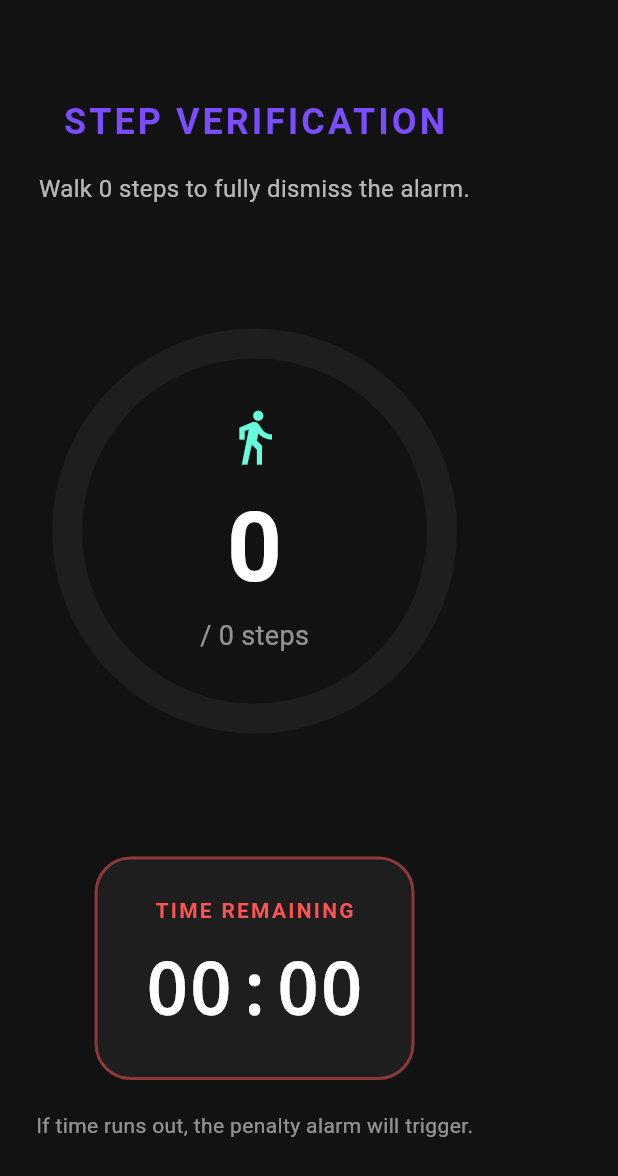
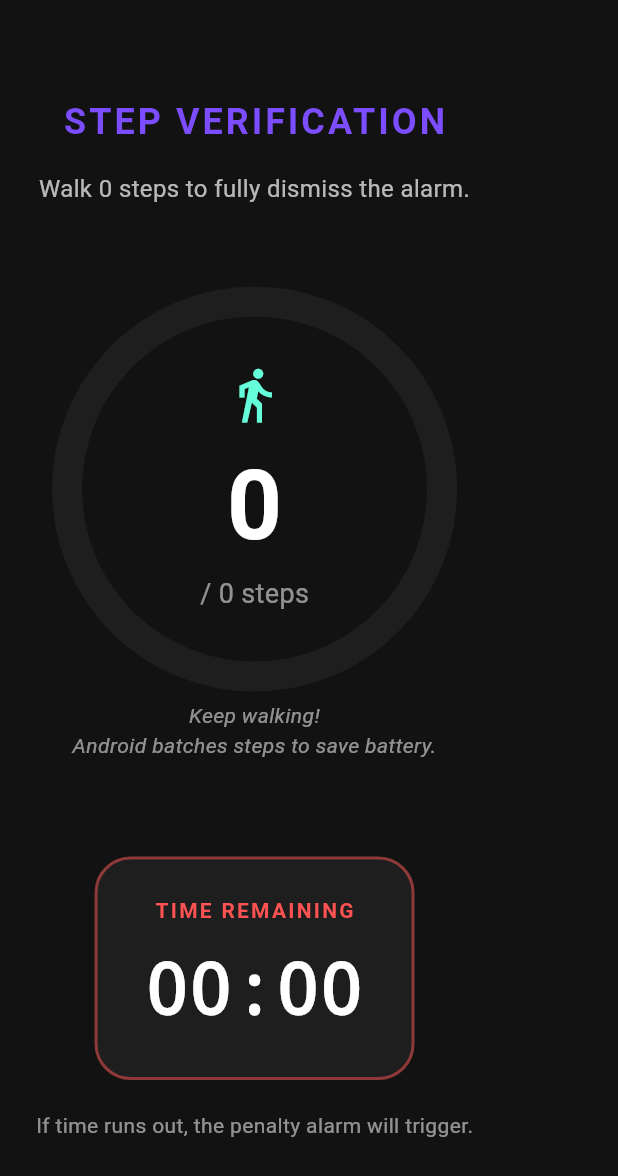
Before and after one commit to manojkumards656/alarm1, a Flutter app: the StepVerificationScreen screen opened directly, on a phone screen of 412 x 824 dp. Shown: the top 1176 px of the screen. Run offline on Flutter 3.47's test engine with Material 3 defaults, Android fonts, the phone set to English and light mode, and no system bars; our stand-ins replace file_picker, pedometer, permission_handler, shared_preferences; missing offline and left inert: alarm; accounts and stored records are empty.

Commit message:
chore: revert to hardware pedometer for maximum battery efficiency

```diff
--- a/lib/providers/active_alarm_provider.dart
+++ b/lib/providers/active_alarm_provider.dart
@@ -1,7 +1,7 @@
 import 'dart:async';
 import 'package:flutter/material.dart';
 import 'package:alarm/alarm.dart';
-import 'package:sensors_plus/sensors_plus.dart';
+import 'package:pedometer/pedometer.dart';
 import 'package:alarm/utils/alarm_set.dart';
 import '../models/step_alarm_settings.dart';
 import 'alarm_provider.dart';
@@ -16,8 +16,7 @@ enum ActiveAlarmState {
 class ActiveAlarmProvider extends ChangeNotifier {
   final AlarmProvider alarmProvider;
   StreamSubscription<AlarmSet>? _ringSubscription;
-  StreamSubscription<UserAccelerometerEvent>? _stepSubscription;
-  DateTime _lastStepTime = DateTime.now();
+  StreamSubscription<StepCount>? _stepSubscription;
 
   ActiveAlarmState _state = ActiveAlarmState.idle;
   ActiveAlarmState get state => _state;
@@ -146,26 +145,22 @@ class ActiveAlarmProvider extends ChangeNotifier {
     _initialSteps = 0;
     _currentSteps = 0;
     _targetSteps = _activeStepAlarm?.requiredSteps ?? 10;
-    _lastStepTime = DateTime.now();
+    bool isFirstEvent = true;
 
-    _stepSubscription = userAccelerometerEventStream().listen(
-      (UserAccelerometerEvent event) {
-        final double magnitudeSq = event.x * event.x + event.y * event.y + event.z * event.z;
+    _stepSubscription = Pedometer.stepCountStream.listen(
+      (StepCount event) {
+        if (isFirstEvent) {
+          _initialSteps = event.steps;
+          _currentSteps = event.steps;
+          isFirstEvent = false;
+        } else {
+          _currentSteps = event.steps;
+        }
 
-        // Typical step/shake registers > 12.0 magnitude (squared = 144)
-        if (magnitudeSq > 144.0) {
-          final now = DateTime.now();
-          // Debounce: prevent multiple triggers per physical step (400ms)
-          if (now.difference(_lastStepTime).inMilliseconds > 400) {
-            _lastStepTime = now;
-            _currentSteps++;
-
-            if (stepsTaken >= _targetSteps) {
-              _handleSuccess();
-            } else {
-              notifyListeners();
-            }
-          }
+        if (stepsTaken >= _targetSteps) {
+          _handleSuccess();
+        } else {
+          notifyListeners();
         }
       },
       onError: (error) {
--- a/lib/screens/step_verification_screen.dart
+++ b/lib/screens/step_verification_screen.dart
@@ -87,7 +87,16 @@ class StepVerificationScreen extends StatelessWidget {
                       ),
                     ],
                   ),
-
+                  const SizedBox(height: 16),
+                  const Text(
+                    'Keep walking!\nAndroid batches steps to save battery.',
+                    textAlign: TextAlign.center,
+                    style: TextStyle(
+                      color: Colors.white54,
+                      fontSize: 14,
+                      fontStyle: FontStyle.italic,
+                    ),
+                  ),
                   const Spacer(),
 
                   // Countdown Timer
--- a/pubspec.yaml
+++ b/pubspec.yaml
@@ -40,7 +40,7 @@ dependencies:
   file_picker: ^11.0.2
   provider: ^6.1.5+1
   intl: ^0.20.2
-  sensors_plus: ^7.0.0
+  pedometer: ^4.2.0
 
 dev_dependencies:
   flutter_test:
```
Also changed, not shown: pubspec.lock.
